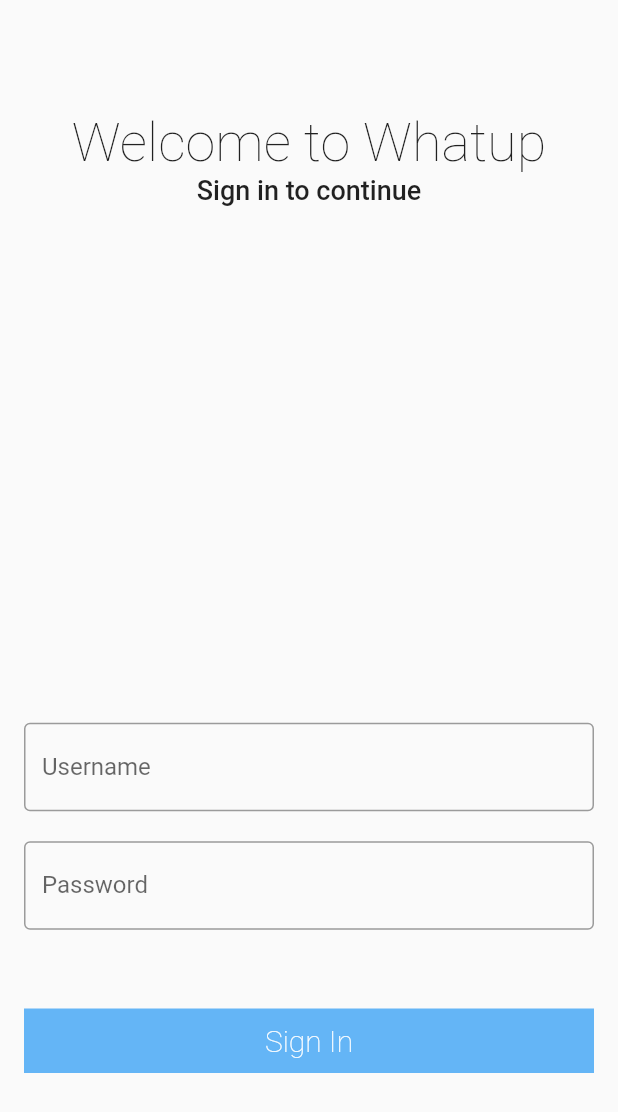
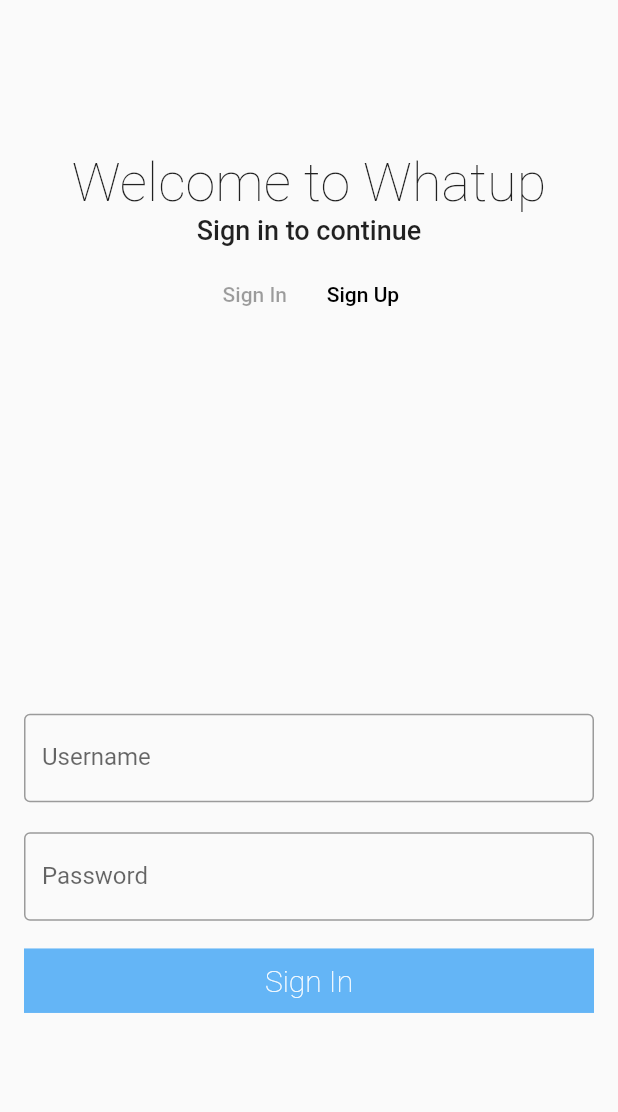
Before and after one commit to FleeToday/whatup, a Flutter app: the screen it shows after launch, on a phone screen of 412 x 824 dp. Shown: the top 1112 px of the screen. Run offline on Flutter 3.47's test engine with Material 2 defaults, Android fonts, the phone set to English and light mode, and no system bars; our stand-ins replace bloc, cloud_firestore, equatable, firebase_auth, flutter_bloc, flutter_swiper and 2 more; missing offline and left inert: flutter_google_places, google_maps_webservice; accounts and stored records are empty.

Commit message:
set flex to login view

```diff
--- a/lib/screens/LoginScreen/LoginFormWidget.dart
+++ b/lib/screens/LoginScreen/LoginFormWidget.dart
@@ -26,7 +26,7 @@ class LoginFormWidget extends StatelessWidget {
   Widget build(BuildContext context) {
     return Material(
       child: Container(
-        padding: EdgeInsets.symmetric(vertical: 12, horizontal: 16),
+        padding: EdgeInsets.symmetric(horizontal: 16),
         child: Column(
           mainAxisAlignment: MainAxisAlignment.spaceEvenly,
           children: <Widget>[
@@ -67,7 +67,6 @@ class LoginFormWidget extends StatelessWidget {
                           },
                         ),
                         Container(
-                          height: 50,
                           child: Center(
                             child: Text(
                               _errMsg,
--- a/lib/screens/LoginScreen/LoginScreen.dart
+++ b/lib/screens/LoginScreen/LoginScreen.dart
@@ -34,7 +34,12 @@ class LoginModule extends StatefulWidget {
 class _LoginModuleState extends State<LoginModule> {
   final TextEditingController _emailController = TextEditingController();
   final TextEditingController _passwordController = TextEditingController();
-  String _errMsg = "";
+  final PageController _pageController = PageController(
+    viewportFraction: 1,
+    keepPage: true,
+  );
+  int _currentIndex = 0;
+
   LoginBloc _loginBloc;
 
   @override
@@ -45,19 +50,16 @@ class _LoginModuleState extends State<LoginModule> {
     _passwordController.addListener(_onPasswordChanged);
   }
 
+  void _onPageChanged(int index) {
+    setState(() {
+      _currentIndex = index;
+    });
+  }
+
   @override
   Widget build(BuildContext context) {
     // TODO: implement build
     return BlocListener<LoginBloc, LoginState>(listener: (context, state) {
-      if (state is LoginFailure) {
-        setState(() {
-          _errMsg = state.errMsg;
-        });
-      } else {
-        setState(() {
-          _errMsg = "";
-        });
-      }
       if (state is LoginSuccess) {
         Route route = MaterialPageRoute(builder: (context) => HomeScreen());
         Navigator.pushReplacement(context, route);
@@ -69,8 +71,10 @@ class _LoginModuleState extends State<LoginModule> {
           crossAxisAlignment: CrossAxisAlignment.center,
           mainAxisAlignment: MainAxisAlignment.spaceAround,
           children: <Widget>[
-            Column(
-              mainAxisAlignment: MainAxisAlignment.spaceEvenly,
+            Flexible(
+              flex: 2,
+              child: Column(
+                mainAxisAlignment: MainAxisAlignment.center,
                 crossAxisAlignment: CrossAxisAlignment.center,
                 children: <Widget>[
                   Text(
@@ -89,22 +93,50 @@ class _LoginModuleState extends State<LoginModule> {
                       color: Colors.black87,
                     ),
                   ),
+                  ButtonBar(
+                    alignment: MainAxisAlignment.center,
+                    children: <Widget>[
+                      FlatButton(
+                        child: Text("Sign In"),
+                        onPressed: (_currentIndex != 0)
+                            ? () => {
+                                  _pageController.animateToPage(
+                                    0,
+                                    duration: const Duration(milliseconds: 400),
+                                    curve: Curves.easeInOutCirc,
+                                  )
+                                }
+                            : null,
+                      ),
+                      FlatButton(
+                        child: Text("Sign Up"),
+                        onPressed: (_currentIndex != 1)
+                            ? () => {
+                                  _pageController.animateToPage(
+                                    1,
+                                    duration: const Duration(milliseconds: 400),
+                                    curve: Curves.easeInOutCirc,
+                                  )
+                                }
+                            : null,
+                      )
                     ],
                   ),
-            ButtonBar(
-              alignment: MainAxisAlignment.center,
-              children: <Widget>[],
+                ],
               ),
-            SizedBox(
-              height: 300,
+            ),
+            Flexible(
+              flex: 3,
               child: PageView(
+                onPageChanged: _onPageChanged,
+                controller: _pageController,
                 children: <Widget>[
                   LoginFormWidget(
                     emailController: _emailController,
                     passwordController: _passwordController,
                     state: state,
                     onSignInButtonPress: _onSignInButtonPress,
-                    errMsg: _errMsg,
+                    errMsg: (state is LoginFailure) ? state.errMsg : '',
                   ),
                   RegisterFormWidget()
                 ],
@@ -120,6 +152,7 @@ class _LoginModuleState extends State<LoginModule> {
   void dispose() {
     _emailController.dispose();
     _passwordController.dispose();
+    _pageController.dispose();
     super.dispose();
   }
 
--- a/pubspec.yaml
+++ b/pubspec.yaml
@@ -14,7 +14,7 @@ description: A new Flutter project.
 version: 1.0.0+1
 
 environment:
-  sdk: ">=2.1.0 <3.0.0"
+  sdk: ">=2.2.0 <3.0.0"
 
 dependencies:
   flutter:
```
Lines whose indentation alone changed are shown as unchanged.
